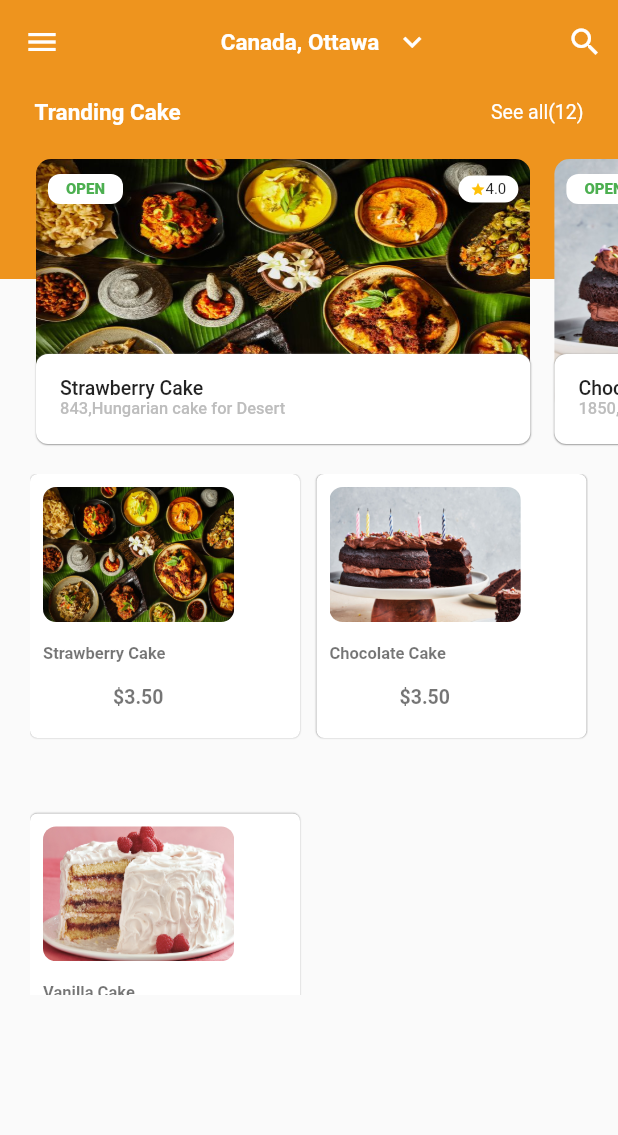
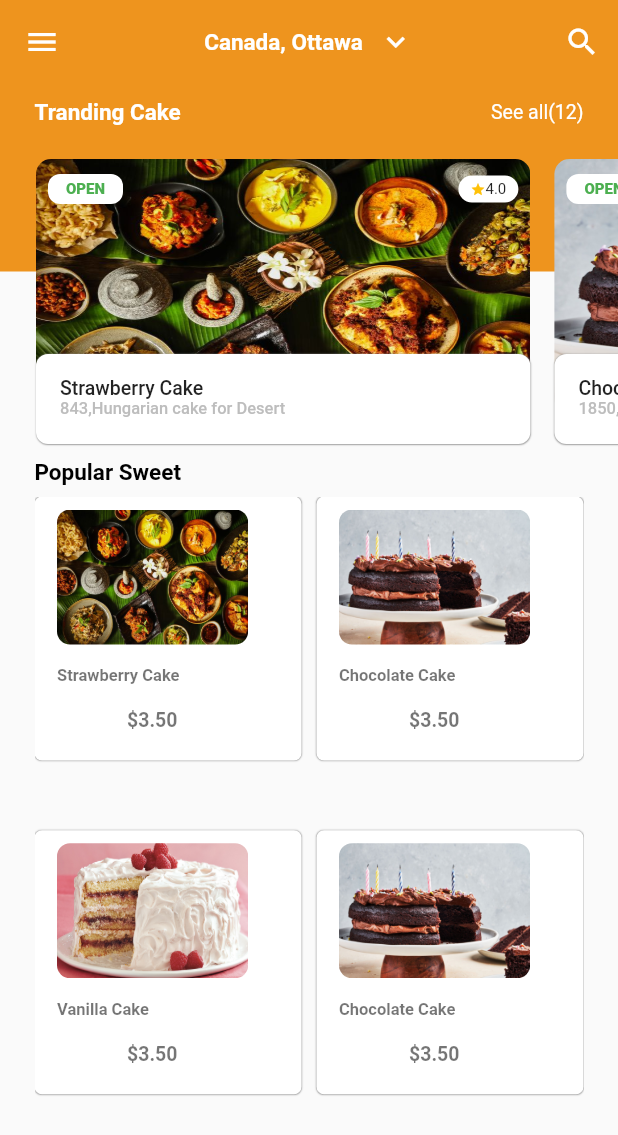
Before and after one commit to yowanmada123/FinalProjectMSIB, a Flutter app: the HomePage screen opened directly, on a phone screen of 412 x 824 dp. Shown: the top 1135 px of the screen. Run offline on Flutter 3.47's test engine with Material 2 defaults, Android fonts, the phone set to English and light mode, and no system bars; our stand-ins replace flutter_svg, get, mask_text_input_formatter, shared_preferences; accounts and stored records are empty.

Commit message:
add sliverappbar

```diff
--- a/lib/data/data.dart
+++ b/lib/data/data.dart
@@ -11,5 +11,10 @@ final List<FavoriteProduct> allData = [
   FavoriteProduct('Strawberry Cake', '843', 'Hungarian cake for Desert', 'assets/images/morefood1.jpg'),
   FavoriteProduct('Chocolate Cake', '1850', 'Bakemono Japanese Cake', 'assets/images/morefood2.jpg'),
   FavoriteProduct('Vanilla Cake', '2000', 'Food Party, for cake','assets/images/morefood3.jpg'),
+  FavoriteProduct('Chocolate Cake', '1850', 'Bakemono Japanese Cake', 'assets/images/morefood2.jpg'),
+  FavoriteProduct('Strawberry Cake', '843', 'Hungarian cake for Desert', 'assets/images/morefood1.jpg'),
+  FavoriteProduct('Chocolate Cake', '1850', 'Bakemono Japanese Cake', 'assets/images/morefood2.jpg'),
+  FavoriteProduct('Vanilla Cake', '2000', 'Food Party, for cake','assets/images/morefood3.jpg'),
+  FavoriteProduct('Chocolate Cake', '1850', 'Bakemono Japanese Cake', 'assets/images/morefood2.jpg'),
   // FavoriteProduct('Jungle Cake', '2500', 'Jungle Party, for Everyone', '','assets/images/morefood3.jpg'),
 ];
--- a/lib/page/home/home_page.dart
+++ b/lib/page/home/home_page.dart
@@ -12,32 +12,48 @@ class HomePage extends StatelessWidget {
   @override
   Widget build(BuildContext context) {
     return Scaffold(
-      appBar: AppBar(
-        elevation: 0.0000001,
+      body: SafeArea(
+      child: CustomScrollView(
+          slivers: <Widget>[
+            SliverAppBar(
+              automaticallyImplyLeading: false,
               backgroundColor: primaryColor,
-        leading: const Icon(Icons.menu, color: Colors.white,),
+              pinned: false,
+              expandedHeight: 50.0,
+              leading: IconButton(
+                  icon: const Icon(Icons.menu),
+                  tooltip: 'Add new entry',
+                  onPressed: () {},
+                ),
+              actions: <Widget>[
+                IconButton(
+                  icon: const Icon(Icons.search, color: Colors.white,),
+                  tooltip: 'Add new entry',
+                  onPressed: () {},
+                ),
+              ],
+              flexibleSpace: FlexibleSpaceBar(
                 centerTitle: true,
-        title: Row(
+                title: Expanded(
+                  child: Row(
                       crossAxisAlignment: CrossAxisAlignment.center,
                       mainAxisAlignment: MainAxisAlignment.center,
                       children: const [
                       Text("Canada, Ottawa", style: TextStyle(fontWeight: FontWeight.w600, fontSize: 15, color: Colors.white),),
                       SizedBox(width: 10,),
                       Icon(Icons.keyboard_arrow_down, color: Colors.white,),
-        ],),
-        actions: const [
-          Padding(
-            padding: EdgeInsets.only(right: 10.0),
-            child: Icon(Icons.search, color: Colors.white,),
-          )
                       ],
                     ),
-      body: SafeArea(
-      child: Column(
-        children: [
+                ),
+                ),
+              ),
+            SliverFixedExtentList(
+              itemExtent: 250,
+              delegate: SliverChildListDelegate(
+                [
                   Stack(
                     children: [
-              Container(
+                      SizedBox(
                         height: 260,
                         width: MediaQuery.of(context).size.width,
                         // decoration: BoxDecoration(
@@ -56,7 +72,7 @@ class HomePage extends StatelessWidget {
                             Expanded(
                               flex: 2,
                               child: Container(
-                        height: 100,
+                                height: 20,
                               ),
                             )
                           ],
@@ -102,10 +118,26 @@ class HomePage extends StatelessWidget {
                       )
                     ],
                   ),
+                ]
+              )
+            ),
+            SliverFixedExtentList(
+              delegate: SliverChildListDelegate(
+                [
+                const Padding(
+                  padding:EdgeInsets.only(left:23.0),
+                  child: Text(
+                        "Popular Sweet",
+                        style: TextStyle(fontSize: 15, fontWeight: FontWeight.w700 ,color: Colors.black),
+                        ),
+                ),
+              ]), itemExtent: 25,
+            ),
+            SliverFixedExtentList(
+              delegate: SliverChildListDelegate(
+                [
                 Container(
-            width: MediaQuery.of(context).size.width,
-            height: 347,
-            padding: const EdgeInsets.symmetric(horizontal: 20.0),
+                    padding: const EdgeInsets.symmetric(horizontal: 23.0),
                     child: GridView.builder(
                     gridDelegate: const SliverGridDelegateWithFixedCrossAxisCount(
                       crossAxisCount: 2,
@@ -118,6 +150,8 @@ class HomePage extends StatelessWidget {
                     },
                     ),
                   )
+              ]), itemExtent: 400,
+            ),
           ],
         )
 
--- a/lib/page/home/item_widget_product.dart
+++ b/lib/page/home/item_widget_product.dart
@@ -37,7 +37,7 @@ class ItemWidgetProduct extends StatelessWidget {
           ),
         ),
         Padding(
-          padding: const EdgeInsets.only(left: 8.67, right: 8.67, top: 8.67),
+          padding: const EdgeInsets.only(left: 15, right: 8.67, top: 8.67),
           child: Column(
             children: [
               Container(
@@ -59,7 +59,7 @@ class ItemWidgetProduct extends StatelessWidget {
           ),
         ),
         Padding(
-          padding: const EdgeInsets.only(left: 8.67, right: 8.67, top: 105),
+          padding: const EdgeInsets.only(left: 15, right: 8.67, top: 105),
           child: Column(
             mainAxisAlignment: MainAxisAlignment.start,
             crossAxisAlignment: CrossAxisAlignment.start,
```
Lines whose indentation alone changed are shown as unchanged.
